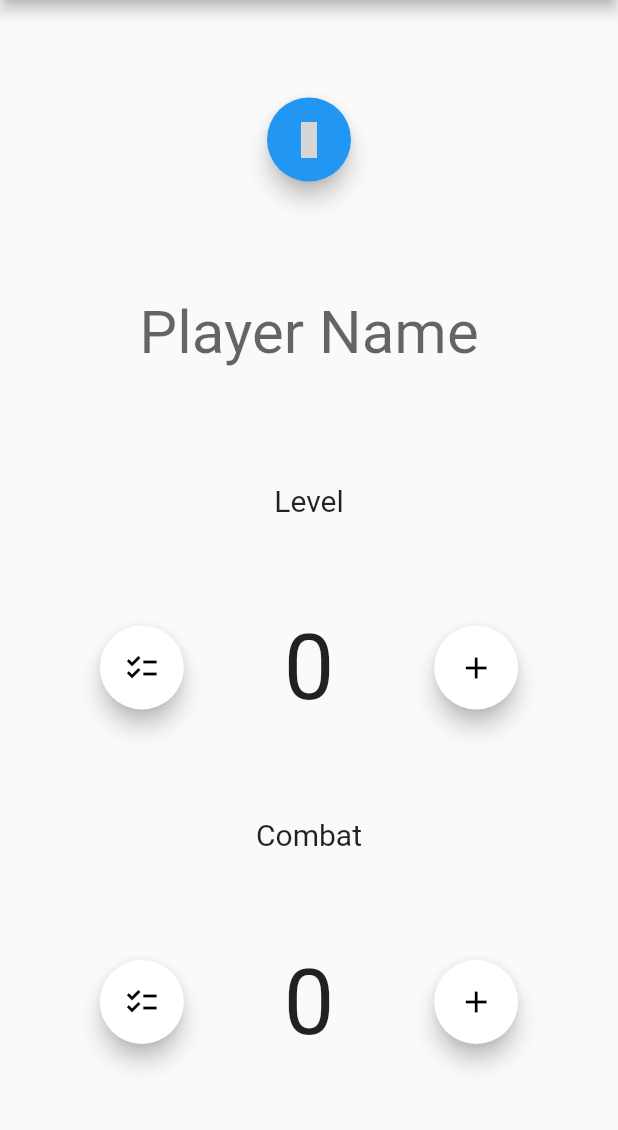
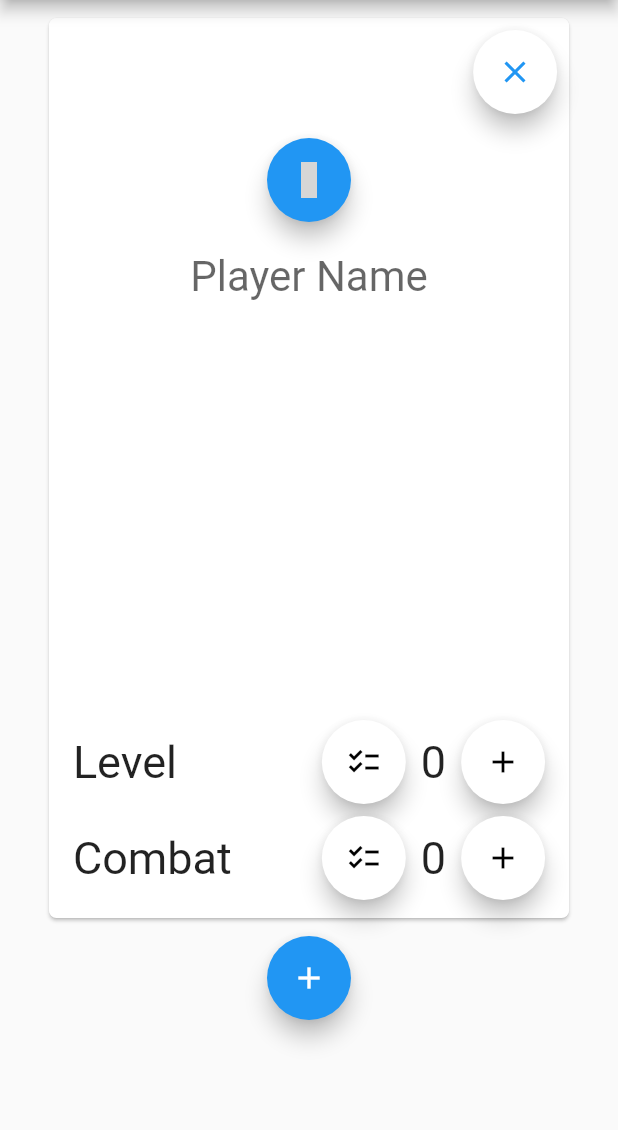
Before and after one commit to ciaranmul/munchkinmate, a Flutter app: the screen it shows after launch, on a phone screen of 412 x 824 dp, the part 84-1214 px from its top. Run offline on Flutter 3.47's test engine with Material 2 defaults, Android fonts, the phone set to English and light mode, and no system bars; our stand-ins replace material_design_icons_flutter; grey boxes are pictures that could not be loaded.

Commit message:
Adding card UI and support for multiple players

```diff
--- /dev/null
+++ b/lib/PlayerCardModel.dart
@@ -0,0 +1,43 @@
+import 'package:flutter/material.dart';
+
+class PlayerCardModel {
+
+  bool _isMale;
+  int _level;
+  int _combat;
+
+  PlayerCardModel(this._isMale, this._level, this._combat);
+
+  void incrementCombatCounter() {
+    _combat++;
+  }
+
+  void decrementCombatCounter() {
+    _combat--;
+  }
+
+  void incrementLevelCounter() {
+    _level++;
+  }
+
+  void decrementLevelCounter() {
+    _level--;
+  }
+
+  void invertGender() {
+    _isMale = !_isMale;
+  }
+
+  bool isMale() {
+    return _isMale;
+  }
+
+  int getLevel() {
+    return _level;
+  }
+
+  int getCombat() {
+    return _combat;
+  }
+
+}
--- a/lib/main.dart
+++ b/lib/main.dart
@@ -1,5 +1,6 @@
 import 'package:flutter/material.dart';
 import 'package:material_design_icons_flutter/material_design_icons_flutter.dart';
+import 'package:munchkin/PlayerCardModel.dart';
 
 void main() => runApp(MyApp());
 
@@ -8,7 +9,7 @@ class MyApp extends StatelessWidget {
   @override
   Widget build(BuildContext context) {
     return MaterialApp(
-      title: 'Flutter Demo',
+      title: 'Munchkin Mate',
       theme: ThemeData(
         // This is the theme of your application.
         primarySwatch: Colors.blue,
@@ -36,43 +37,59 @@ class MyHomePage extends StatefulWidget {
   _MyHomePageState createState() => _MyHomePageState();
 }
 
-class _MyHomePageState extends State<MyHomePage> {
-  int _level = 0;
-  int _combat = 0;
-  bool _male = true;
+class _MyHomePageState extends State<MyHomePage>{
+  int cardIndex = 0;
+  PageController pageController = new PageController(viewportFraction: 0.9);
 
-  void _incrementCombatCounter() {
+  var cardList = [
+    new PlayerCardModel(true, 0, 0),
+    //new PlayerCardModel(false, 0, 10)
+  ];
+
+  void addPlayer(){
     setState(() {
-      // This call to setState tells the Flutter framework that something has
-      // changed in this State, which causes it to rerun the build method below
-      // so that the display can reflect the updated values. If we changed
-      // _counter without calling setState(), then the build method would not be
-      // called again, and so nothing would appear to happen.
-      _combat++;
+      cardList.add(new PlayerCardModel(true, 0, 0));
+      pageController.animateToPage(
+        cardList.length -1,
+        curve: Curves.easeOut,
+        duration: Duration(milliseconds: 400),
+        );
     });
   }
 
-  void _decrementCombatCounter() {
+  void incrementPlayerLevel(int index) {
     setState(() {
-      _combat--;
+      cardList[index].incrementLevelCounter();
     });
   }
 
-  void _incrementLevelCounter() {
+  void decrementPlayerLevel(int index) {
     setState(() {
-      _level++;
+      cardList[index].decrementLevelCounter();
     });
   }
 
-  void _decrementLevelCounter() {
+  void incrementPlayerCombat(int index) {
     setState(() {
-      _level--;
+      cardList[index].incrementCombatCounter();
     });
   }
 
-  void _invertGender() {
+  void decrementPlayerCombat(int index) {
     setState(() {
-      _male = !_male;
+      cardList[index].decrementCombatCounter();
+    });
+  }
+
+  void invertPlayerGender(int index){
+    setState(() {
+      cardList[index].invertGender();
+    });
+  }
+
+  void removeChild(int index) {
+    setState(() {
+      cardList.removeAt(index);
     });
   }
 
@@ -85,88 +102,171 @@ class _MyHomePageState extends State<MyHomePage> {
     // fast, so that you can just rebuild anything that needs updating rather
     // than having to individually change instances of widgets.
     return Scaffold(
+      resizeToAvoidBottomPadding: false,
       appBar: AppBar(
         title: Text(widget.title),
       ),
       body: Center(
         child: Column(
-          mainAxisAlignment: MainAxisAlignment.spaceEvenly,
+          crossAxisAlignment: CrossAxisAlignment.center,
           children: <Widget>[
-            new Row(
-              mainAxisAlignment: MainAxisAlignment.spaceEvenly,
+            Container(
+              height: MediaQuery.of(context).size.height - 200,
+              child: PageView.builder(
+                controller: pageController,
+                itemCount: cardList.length,
+                scrollDirection: Axis.horizontal,
+                itemBuilder: (context, position) {
+                  return Padding(
+                    padding: const EdgeInsets.all(8.0),
+                    child: Card(
+                      child: Container(
+                        width: MediaQuery.of(context).size.width - 50,
+                        child: Column(
+                          mainAxisAlignment: MainAxisAlignment.spaceBetween,
                           children: <Widget>[
-                new FloatingActionButton(
-                  onPressed: _invertGender,
+                            Align(
+                              alignment: Alignment.topRight,
+                              child: Padding(
+                                padding: const EdgeInsets.all(8.0),
+                                child: FloatingActionButton(
+                                  child: Icon (
+                                    Icons.close,
+                                    color: Colors.blue,
+                                  ),
+                                  onPressed: () => removeChild(position),
+                                  backgroundColor: Colors.white,
+                                ),
+                              ),
+                            ),
+                            Padding(
+                              padding: const EdgeInsets.all(8.0),
+                              child: FloatingActionButton(
+                                  onPressed: () => invertPlayerGender(position),
                                   child: new Icon(
-                    _male ? MdiIcons.humanMale : MdiIcons.humanFemale,
+                                    cardList[position].isMale()? MdiIcons.humanMale : MdiIcons.humanFemale,
                                   ),
-                  backgroundColor: _male ? Colors.blue : Colors.pink,
-                )
-              ]
+                                  backgroundColor: cardList[position].isMale() ? Colors.blue : Colors.pink,
                                 ),
-            new Row(
-              children: <Widget>[
+                              ),
                             Expanded(
-                  child: new TextField(
+                              child: TextField(
                                 textAlign: TextAlign.center,
-                    style: new TextStyle(fontSize: 40.0),
+                                textCapitalization: TextCapitalization.words,
                                 decoration: InputDecoration(
                                   border: InputBorder.none,
                                   hintText: 'Player Name',
                                 ),
+                                style: TextStyle(
+                                  fontSize: 28.0,
+                                ),
+                              ),
+                            ),
+                            Padding(
+                              padding: const EdgeInsets.all(8.0),
+                              child: Column(
+                                crossAxisAlignment: CrossAxisAlignment.start,
+                                children: <Widget>[
+                                  Padding(
+                                    padding: const EdgeInsets.symmetric(horizontal: 8.0, vertical: 4.0),
+                                    child: Row(
+                                      mainAxisAlignment: MainAxisAlignment.spaceEvenly,
+                                      children: <Widget>[
+                                        Expanded(
+                                          child: Text(
+                                            "Level",
+                                            style: TextStyle(
+                                              fontSize: 30.0,
+                                            ),
+                                          ),
+                                        ),
+                                        FloatingActionButton(
+                                          onPressed: () => decrementPlayerLevel(position),
+                                          child: new Icon(
+                                            const IconData(0xe15b, fontFamily: 'MaterialIcons'),
+                                            color: Colors.black),
+                                          backgroundColor: Colors.white,
+                                        ),
+                                        Padding(
+                                          padding: const EdgeInsets.symmetric(horizontal: 10.0),
+                                          child: Text(
+                                            "${cardList[position].getLevel()}",
+                                            style: TextStyle(
+                                              fontSize: 30.0,
+                                            ),
+                                          ),
+                                        ),
+                                        FloatingActionButton(
+                                          onPressed: () => incrementPlayerLevel(position),
+                                          child: Icon(
+                                            Icons.add,
+                                            color: Colors.black,
+                                          ),
+                                          backgroundColor: Colors.white,
+                                        ),
+                                      ],
+                                    ),
+                                  ),
+                                  Padding(
+                                    padding: const EdgeInsets.symmetric(horizontal: 8.0, vertical: 4.0),
+                                    child: Row(
+                                      mainAxisAlignment: MainAxisAlignment.spaceBetween,
+                                      children: <Widget>[
+                                        Expanded (
+                                          child: Text(
+                                            "Combat",
+                                            style: TextStyle(
+                                              fontSize: 30.0,
+                                            ),
+                                          ),
+                                        ),
+                                        FloatingActionButton(
+                                          onPressed: () => decrementPlayerCombat(position),
+                                          child: new Icon(
+                                            const IconData(0xe15b, fontFamily: 'MaterialIcons'),
+                                            color: Colors.black),
+                                          backgroundColor: Colors.white,
+                                        ),
+                                        Padding(
+                                          padding: const EdgeInsets.symmetric(horizontal: 10.0),
+                                          child: Text(
+                                            "${cardList[position].getCombat()}",
+                                            style: TextStyle(
+                                              fontSize: 30.0,
+                                            ),
+                                          ),
+                                        ),
+                                        FloatingActionButton(
+                                          onPressed: () => incrementPlayerCombat(position),
+                                          child: Icon(
+                                            Icons.add,
+                                            color: Colors.black,
+                                          ),
+                                          backgroundColor: Colors.white,
+                                        ),
+                                      ],
                                     ),
                                   ),
                                 ],
                               ),
-            new Row(
-              mainAxisAlignment: MainAxisAlignment.spaceEvenly,
-              children: <Widget>[
-                new Text('Level',
-                  style: TextStyle(fontSize: 20.0),
-                )
+                            ),
                           ],
                         ),
-            new Row(
-              mainAxisAlignment: MainAxisAlignment.spaceEvenly,
-              children: <Widget>[
-                new FloatingActionButton(
-                  onPressed: _decrementLevelCounter,
-                  child: new Icon(const IconData(0xe15b, fontFamily: 'MaterialIcons'),
-                    color: Colors.black),
-                    backgroundColor: Colors.white,),
-                new Text('$_level',
-                    style: new TextStyle(fontSize: 60.0)),
-                new FloatingActionButton(
-                  onPressed: _incrementLevelCounter,
-                  child:
-                    new Icon(Icons.add, color: Colors.black,),
-                      backgroundColor: Colors.white,),
-              ],
                       ),
-             new Row(
-              mainAxisAlignment: MainAxisAlignment.spaceEvenly,
-              children: <Widget>[
-                Text('Combat',
-                  style: TextStyle(fontSize: 20.0),
-                )
-              ],
+                      shape: RoundedRectangleBorder(
+                        borderRadius: BorderRadius.circular(5.0)
                       ),
-            new Row(
-              mainAxisAlignment: MainAxisAlignment.spaceEvenly,
-              children: <Widget>[
-                new FloatingActionButton(
-                  onPressed: _decrementCombatCounter,
-                  child: new Icon(const IconData(0xe15b, fontFamily: 'MaterialIcons'),
-                    color: Colors.black),
-                    backgroundColor: Colors.white,),
-                new Text('$_combat',
-                    style: new TextStyle(fontSize: 60.0)),
-                new FloatingActionButton(
-                  onPressed: _incrementCombatCounter,
-                  child:
-                    new Icon(Icons.add, color: Colors.black,),
-                      backgroundColor: Colors.white,),
-              ],
+                    ),
+                  );
+                },
+              ),
+            ),
+            FloatingActionButton(
+              child: Icon(
+                Icons.add,
+              ),
+              backgroundColor: Colors.blue,
+              onPressed: addPlayer,
             ),
           ],
         ),
```
Lines whose indentation alone changed are shown as unchanged.
